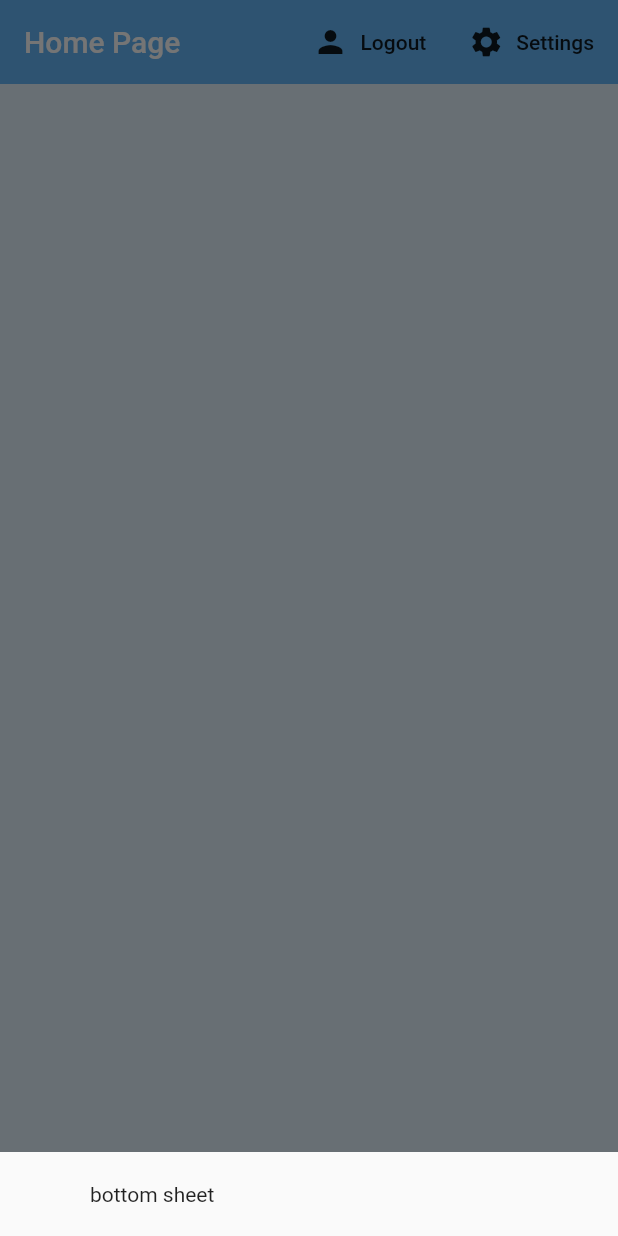
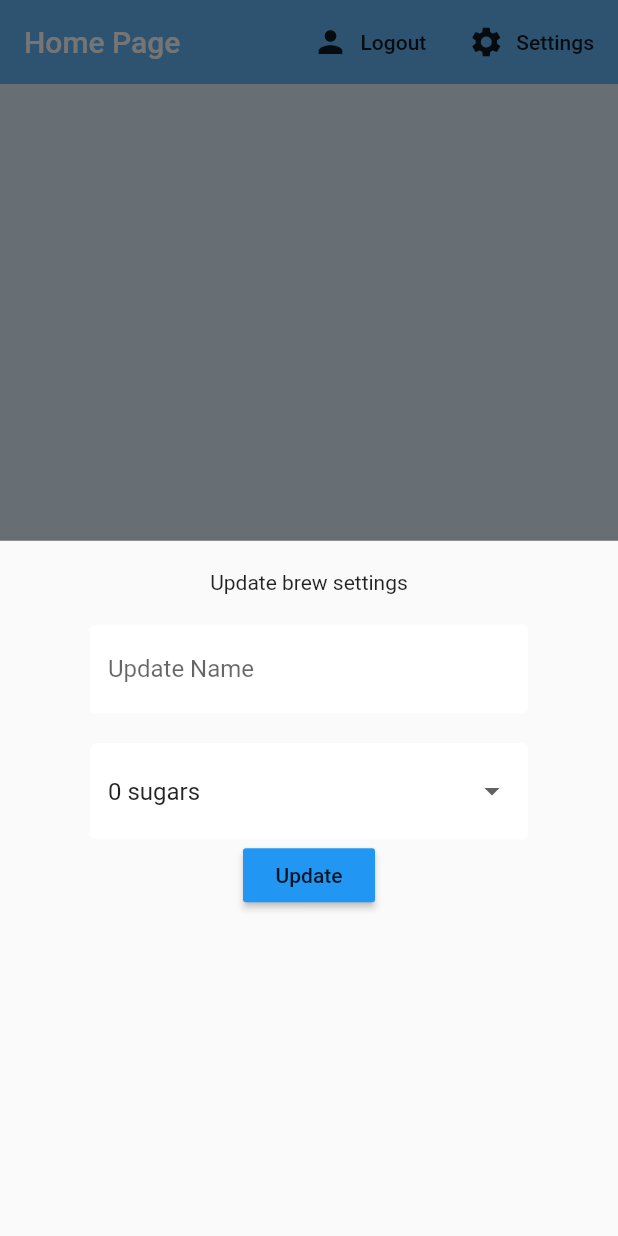
Before and after one commit to sophia-qin/firebaseStarterApp, a Flutter app: the screen it shows once a user with an empty profile is signed in, after a tap on "Settings", on a phone screen of 412 x 824 dp. Run offline on Flutter 3.47's test engine with Material 2 defaults, Android fonts, the phone set to English and light mode, and no system bars; our stand-ins replace cloud_firestore, firebase_auth, flutter_spinkit; accounts and stored records are empty.

```diff
--- a/lib/models/user.dart
+++ b/lib/models/user.dart
@@ -2,3 +2,10 @@ class User {
   final String uid;
   User({this.uid});
 }
+
+class UserData {
+  final String uid;
+  final String name;
+  final String sugars;
+  UserData({this.uid, this.sugars, this.name});
+}
--- a/lib/screens/home/home.dart
+++ b/lib/screens/home/home.dart
@@ -1,5 +1,6 @@
 import 'package:cloud_firestore/cloud_firestore.dart';
 import 'package:firebasetutorial/models/brew.dart';
+import 'package:firebasetutorial/screens/home/settings_form.dart';
 import 'package:firebasetutorial/screens/services/auth.dart';
 import 'package:firebasetutorial/screens/services/database.dart';
 import 'package:flutter/material.dart';
@@ -18,7 +19,7 @@ class Home extends StatelessWidget {
           builder: (context) {
             return Container(
                 padding: EdgeInsets.symmetric(vertical: 20.0, horizontal: 60.0),
-              child: Text('bottom sheet')
+              child: SettingsForm()
             );
           });
     }
--- /dev/null
+++ b/lib/screens/home/settings_form.dart
@@ -0,0 +1,56 @@
+import 'package:firebasetutorial/shared/constants.dart';
+import 'package:flutter/material.dart';
+
+
+class SettingsForm extends StatefulWidget {
+  @override
+  _SettingsFormState createState() => _SettingsFormState();
+}
+
+class _SettingsFormState extends State<SettingsForm> {
+
+  final _formKey = GlobalKey<FormState>();
+  final List<String> sugars = ['0', '1', '2', '3'];
+
+  //form values
+  String _currentName;
+  String _currentSugars;
+
+  @override
+  Widget build(BuildContext context) {
+    return Form(
+      key: _formKey,
+      child: Column(
+        children: <Widget>[
+          Text('Update brew settings'),
+          SizedBox(height: 20.0),
+          TextFormField(
+            decoration: textInputDecoration.copyWith(hintText: 'Update Name'),
+            validator: (val) => val.isEmpty ? 'Please enter a name' : null,
+            onChanged: (val) => setState(() => _currentName = val),
+          ),
+          SizedBox(height: 20.0),
+          DropdownButtonFormField(
+            decoration: textInputDecoration,
+            value: _currentSugars ?? '0', //not completeley necessary anymore
+            items: sugars.map((sugar) {
+              return DropdownMenuItem(
+                value: sugar,
+                child: Text('$sugar sugars'),
+              );
+            }).toList(),
+            onChanged: (val) => setState(()=> _currentSugars = val),
+          ),
+          RaisedButton(
+            color: Colors.blue,
+            child: Text('Update'),
+            onPressed: () async {
+              print(_currentName);
+              print(_currentSugars);
+            },
+          )
+        ],
+      ),
+    );
+  }
+}
--- a/lib/screens/services/database.dart
+++ b/lib/screens/services/database.dart
@@ -1,5 +1,6 @@
 import 'package:cloud_firestore/cloud_firestore.dart';
 import 'package:firebasetutorial/models/brew.dart';
+import 'package:firebasetutorial/models/user.dart';
 
 class DatabaseService {
 
@@ -26,10 +27,23 @@ class DatabaseService {
     }).toList();
   }
 
+  //userData from snapshot
+
+  UserData _userDataFromShapshot(DocumentSnapshot snapshot) {
+    return UserData(
+      uid: uid,
+      name: snapshot.data['name'],
+      sugars: snapshot.data['sugars'],
+    );
+  }
+
 
   // get brews stream
   Stream<List<Brew>> get brews {
     return brewCollection.snapshots().map(_brewListFromShapshot);
   }
-
+  // get user doc stream
+  Stream<UserData> get userData {
+    return brewCollection.document(uid).snapshots().map(_userDataFromShapshot);
+  }
 }
```
